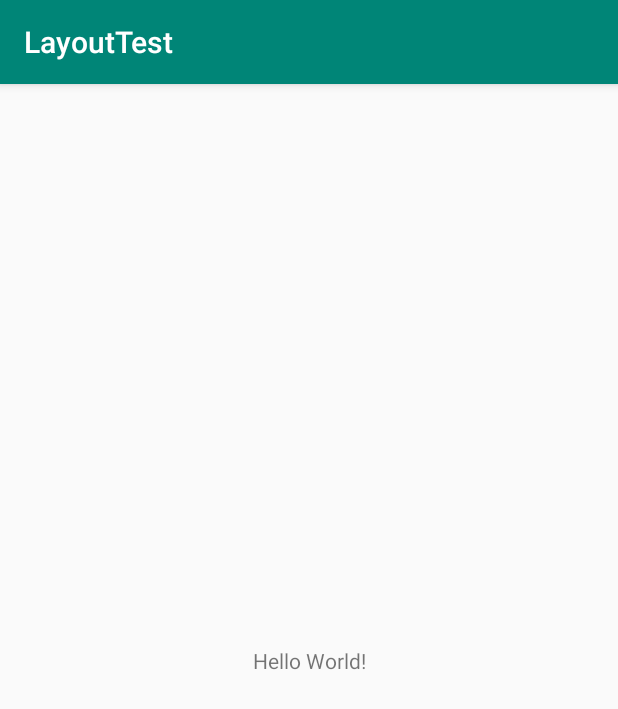
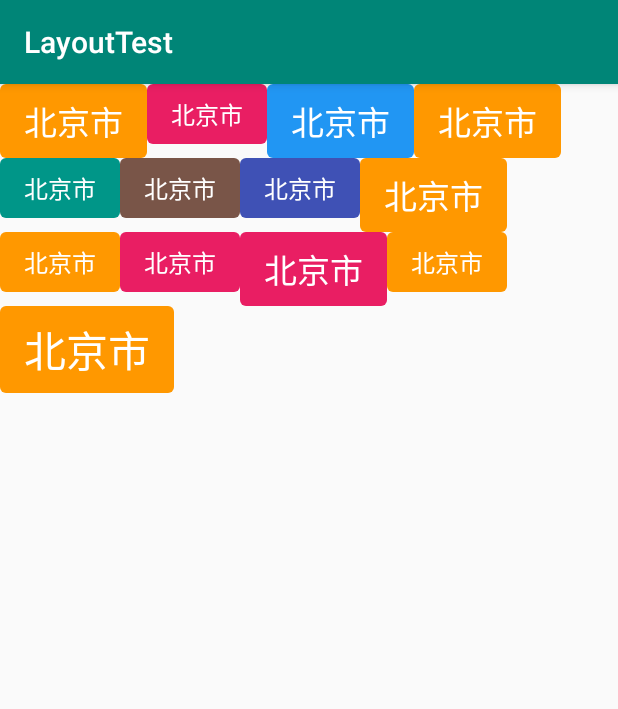
Before and after one commit to IRVING18/FlowLayout, an Android app: the screen it shows after launch (MainActivity), on a phone screen of 412 x 824 dp. Shown: the top 709 px of the screen. Run offline under Robolectric (Android 15) with nearby library versions, the phone set to English and light mode, and no system bars.

```diff
--- a/app/src/main/java/com/layout/TagLayout.java
+++ b/app/src/main/java/com/layout/TagLayout.java
@@ -25,12 +25,7 @@ public class TagLayout extends ViewGroup {
      */
     @Override
     protected void onMeasure(int widthMeasureSpec, int heightMeasureSpec) {
-        int widthUsed  = 0;
-        int heightUsed = 0;
-        for (int i = 0; i < getChildCount(); i++) {
-            View child = getChildAt(i);
-
-          /*  //拿到开发者xml的要求
+        /*  //拿到开发者xml的要求
             LayoutParams layoutParams = child.getLayoutParams();
             //获取当前viewGroup的模式
             int specWidthMode = MeasureSpec.getMode(widthMeasureSpec);
@@ -59,25 +54,59 @@ public class TagLayout extends ViewGroup {
                     break;
                 case LayoutParams.WRAP_CONTENT:
                     break;
-            }*/
+            }
+            child.measure();
+            */
 
-//           ==>
+//        这是就是 measureChildWithMargins()内部实现的思路
 
-            measureChildWithMargins(child, widthMeasureSpec, widthUsed, heightMeasureSpec, heightUsed);
+        //横向当前行已使用的宽度
+        int lineWidthUsed  = 0;
+        //总高度
+        int allheightUsed = 0;
+        //所有行最高和最宽的值 , 可以作为tagView 的宽
+        int maxWidth  = 0;
+        int maxHeight  = 0;
+        //获取当前layoutview的mode和宽度
+        int tagLayoutSpecWidthMode = MeasureSpec.getMode(widthMeasureSpec);
+        int tagLayoutSpecWidthSize = MeasureSpec.getSize(widthMeasureSpec);
 
-            //1、测量子view
-            child.measure();
+        for (int i = 0; i < getChildCount(); i++) {
+            View child = getChildAt(i);
+
+            //1、方法作用：测量子view
+            //2、注意使用时需要重写generateLayoutParams方法，返回一个MarginLayoutParams
+            measureChildWithMargins(child, widthMeasureSpec, 0, heightMeasureSpec, allheightUsed);
+            //1、UNSPECIFIED 的话就永远不用重新测绘childview，因为父view的宽度没有限制（处在horizonScrollView），那子view直接一直往后排就好了。
+            //2、如果已使用的宽度 + 当前测量的child宽度 > 当前Layout的宽度的话，就错行，再重新量一遍当前正在量的child。
+            //再量一次当前的childview是因为，上次测量如果父view宽度就不够，他就会压缩自己，这样就不准确了。
+            if (tagLayoutSpecWidthMode != MeasureSpec.UNSPECIFIED && lineWidthUsed + child.getMeasuredWidth() > tagLayoutSpecWidthSize) {
+                //当前行 置为头部
+                lineWidthUsed = 0;
+                allheightUsed += maxHeight;
+                maxHeight = 0;
+                measureChildWithMargins(child, widthMeasureSpec, 0, heightMeasureSpec, allheightUsed);
+            }
 
             //拿到自view的尺寸，存起来
-            Rect rect = childrenBounds.get(i);
-            rect.set(widthUsed, heightUsed, widthUsed + child.getMeasuredWidth(), heightUsed + child.getMeasuredHeight());
+            Rect childBound;
+            if (childrenBounds.size() <= i) {
+                childBound = new Rect();
+                childrenBounds.add(childBound);
+            } else {
+                childBound = childrenBounds.get(i);
+            }
+            //存储当前childview的位置
+            childBound.set(lineWidthUsed, allheightUsed, lineWidthUsed + child.getMeasuredWidth(), allheightUsed + child.getMeasuredHeight());
 
-            widthUsed += child.getMeasuredWidth();
-
+            lineWidthUsed += child.getMeasuredWidth();
+            //存储最宽的值
+            maxWidth = Math.max(lineWidthUsed, maxWidth);
+            maxHeight = Math.max(maxHeight, child.getMeasuredHeight());
         }
         //保存当前view的尺寸
-        int width  = widthUsed;
-        int height = 0;
+        int width  = maxWidth;
+        int height = allheightUsed + maxHeight;
         setMeasuredDimension(width, height);
 
     }
@@ -93,4 +122,9 @@ public class TagLayout extends ViewGroup {
             child.layout(rect.left, rect.top, rect.right, rect.bottom);
         }
     }
+
+    @Override
+    public LayoutParams generateLayoutParams(AttributeSet attrs) {
+        return new MarginLayoutParams(getContext(), attrs);
+    }
 }
--- a/app/src/main/res/layout/activity_main.xml
+++ b/app/src/main/res/layout/activity_main.xml
@@ -6,13 +6,63 @@
     android:layout_height="match_parent"
     tools:context=".MainActivity">
 
-    <TextView
-        android:layout_width="wrap_content"
-        android:layout_height="wrap_content"
-        android:text="Hello World!"
-        app:layout_constraintBottom_toBottomOf="parent"
-        app:layout_constraintLeft_toLeftOf="parent"
-        app:layout_constraintRight_toRightOf="parent"
-        app:layout_constraintTop_toTopOf="parent" />
+    <com.layout.TagLayout
+        android:layout_width="match_parent"
+        android:layout_height="match_parent">
+
+        <com.layout.ColoredTextView
+            android:layout_width="wrap_content"
+            android:text="北京市"
+            android:layout_height="wrap_content" />
+        <com.layout.ColoredTextView
+            android:layout_width="wrap_content"
+            android:text="北京市"
+            android:layout_height="wrap_content" />
+        <com.layout.ColoredTextView
+            android:layout_width="wrap_content"
+            android:text="北京市"
+            android:layout_height="wrap_content" />
+        <com.layout.ColoredTextView
+            android:layout_width="wrap_content"
+            android:text="北京市"
+            android:layout_height="wrap_content" />
+        <com.layout.ColoredTextView
+            android:layout_width="wrap_content"
+            android:text="北京市"
+            android:layout_height="wrap_content" />
+        <com.layout.ColoredTextView
+            android:layout_width="wrap_content"
+            android:text="北京市"
+            android:layout_height="wrap_content" />
+        <com.layout.ColoredTextView
+            android:layout_width="wrap_content"
+            android:text="北京市"
+            android:layout_height="wrap_content" />
+        <com.layout.ColoredTextView
+            android:layout_width="wrap_content"
+            android:text="北京市"
+            android:layout_height="wrap_content" />
+        <com.layout.ColoredTextView
+            android:layout_width="wrap_content"
+            android:text="北京市"
+            android:layout_height="wrap_content" />
+        <com.layout.ColoredTextView
+            android:layout_width="wrap_content"
+            android:text="北京市"
+            android:layout_height="wrap_content" />
+        <com.layout.ColoredTextView
+            android:layout_width="wrap_content"
+            android:text="北京市"
+            android:layout_height="wrap_content" />
+        <com.layout.ColoredTextView
+            android:layout_width="wrap_content"
+            android:text="北京市"
+            android:layout_height="wrap_content" />
+        <com.layout.ColoredTextView
+            android:layout_width="wrap_content"
+            android:text="北京市"
+            android:layout_height="wrap_content" />
+
+    </com.layout.TagLayout>
 
 </android.support.constraint.ConstraintLayout>
```
